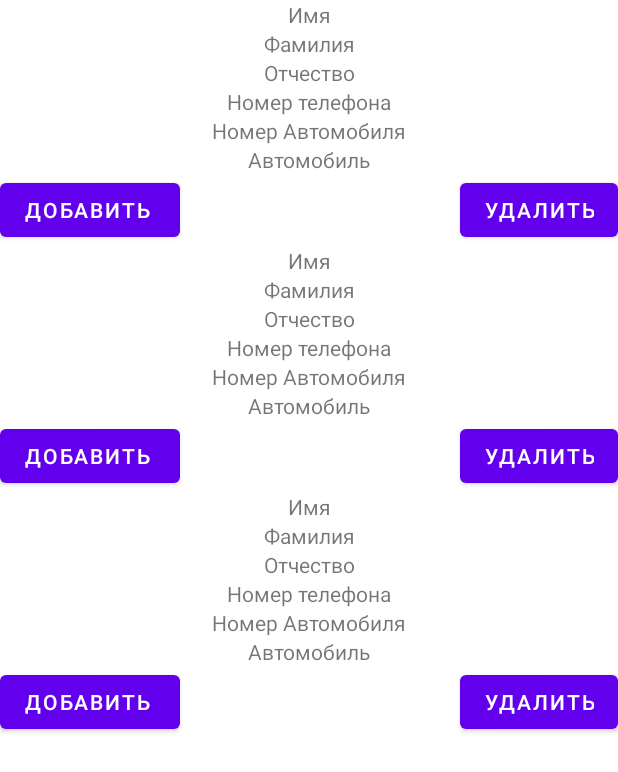
After one commit to IAlwaysCombined/Taxi_app_admin, an Android app: the layout fragment_order.xml on its own in the app's theme, with its tools: preview values and no code run, on a phone screen of 412 x 824 dp. The commit adds this screen. Shown: the top 772 px of the screen. Run offline under Robolectric (Android 15) with nearby library versions, the phone set to English and light mode, and no system bars.

Commit message:
Add recycler

```diff
--- /dev/null
+++ b/app/src/main/java/com/example/taxi_app_admin/utilites/const.kt
@@ -0,0 +1,5 @@
+package com.example.taxi_app_admin.utilites
+
+import com.example.taxi_app_admin.MainActivity
+
+lateinit var APP_ACTIVITY: MainActivity
--- /dev/null
+++ b/app/src/main/res/layout/fragment_order.xml
@@ -0,0 +1,17 @@
+<?xml version="1.0" encoding="utf-8"?>
+<androidx.constraintlayout.widget.ConstraintLayout xmlns:android="http://schemas.android.com/apk/res/android"
+    xmlns:tools="http://schemas.android.com/tools"
+    android:layout_width="match_parent"
+    android:layout_height="match_parent"
+    xmlns:app="http://schemas.android.com/apk/res-auto"
+    tools:context=".ui.fragments.OrderFragment">
+
+    <androidx.recyclerview.widget.RecyclerView
+        android:id="@+id/driver"
+        android:layout_width="match_parent"
+        android:layout_height="match_parent"
+        app:layoutManager="androidx.recyclerview.widget.LinearLayoutManager"
+        tools:listitem="@layout/item_order"
+        />
+
+</androidx.constraintlayout.widget.ConstraintLayout>
--- /dev/null
+++ b/app/src/main/res/layout/item_order.xml
@@ -0,0 +1,76 @@
+<?xml version="1.0" encoding="utf-8"?>
+<androidx.constraintlayout.widget.ConstraintLayout xmlns:android="http://schemas.android.com/apk/res/android"
+    android:layout_width="match_parent"
+    android:layout_height="wrap_content"
+    xmlns:app="http://schemas.android.com/apk/res-auto">
+
+    <TextView
+        android:id="@+id/name"
+        android:layout_width="wrap_content"
+        android:layout_height="wrap_content"
+        android:text="Имя"
+        app:layout_constraintTop_toTopOf="parent"
+        app:layout_constraintStart_toStartOf="parent"
+        app:layout_constraintEnd_toEndOf="parent"/>
+
+    <TextView
+        android:id="@+id/surname"
+        android:layout_width="wrap_content"
+        android:layout_height="wrap_content"
+        android:text="Фамилия"
+        app:layout_constraintTop_toBottomOf="@id/name"
+        app:layout_constraintStart_toStartOf="parent"
+        app:layout_constraintEnd_toEndOf="parent" />
+
+    <TextView
+        android:id="@+id/last_name"
+        android:layout_width="wrap_content"
+        android:layout_height="wrap_content"
+        android:text="Отчество"
+        app:layout_constraintTop_toBottomOf="@id/surname"
+        app:layout_constraintStart_toStartOf="parent"
+        app:layout_constraintEnd_toEndOf="parent"/>
+
+    <TextView
+        android:id="@+id/phone_number"
+        android:layout_width="wrap_content"
+        android:layout_height="wrap_content"
+        android:text="Номер телефона"
+        app:layout_constraintTop_toBottomOf="@id/last_name"
+        app:layout_constraintStart_toStartOf="parent"
+        app:layout_constraintEnd_toEndOf="parent"/>
+
+    <TextView
+        android:id="@+id/car_number"
+        android:layout_width="wrap_content"
+        android:layout_height="wrap_content"
+        android:text="Номер Автомобиля"
+        app:layout_constraintTop_toBottomOf="@id/phone_number"
+        app:layout_constraintStart_toStartOf="parent"
+        app:layout_constraintEnd_toEndOf="parent"/>
+
+    <TextView
+        android:id="@+id/car"
+        android:layout_width="wrap_content"
+        android:layout_height="wrap_content"
+        android:text="Автомобиль"
+        app:layout_constraintTop_toBottomOf="@id/car_number"
+        app:layout_constraintStart_toStartOf="parent"
+        app:layout_constraintEnd_toEndOf="parent"/>
+
+    <Button
+        android:id="@+id/add"
+        android:layout_width="wrap_content"
+        android:layout_height="wrap_content"
+        app:layout_constraintTop_toBottomOf="@id/car"
+        app:layout_constraintStart_toStartOf="parent"
+        android:text="Добавить "/>
+
+    <Button
+        android:id="@+id/delete"
+        android:layout_width="wrap_content"
+        android:layout_height="wrap_content"
+        app:layout_constraintTop_toBottomOf="@id/car"
+        app:layout_constraintEnd_toEndOf="parent"
+        android:text="Удалить"/>
+</androidx.constraintlayout.widget.ConstraintLayout>
--- a/app/src/main/res/values/strings.xml
+++ b/app/src/main/res/values/strings.xml
@@ -1,3 +1,5 @@
 <resources>
     <string name="app_name">Taxi_app_admin</string>
+    <!-- TODO: Remove or change this placeholder text -->
+    <string name="hello_blank_fragment">Hello blank fragment</string>
 </resources>
```
Also changed, not shown: app/build.gradle (+9 -2 lines), app/src/main/java/com/example/taxi_app_admin/MainActivity.kt (+17 -1 lines), app/src/main/java/com/example/taxi_app_admin/ui/AppDrawer.kt (added, +27 -0 lines), app/src/main/java/com/example/taxi_app_admin/ui/fragments/DataDriverFragment.kt (added, +13 -0 lines), app/src/main/java/com/example/taxi_app_admin/ui/fragments/OrderFragment.kt (added, +13 -0 lines), app/src/main/java/com/example/taxi_app_admin/ui/fragments/StaticFragment.kt (added, +12 -0 lines), app/src/main/java/com/example/taxi_app_admin/utilites/func.kt (added, +45 -0 lines), app/src/main/res/drawable/ic_baseline_accessibility_24.xml (added, +10 -0 lines), app/src/main/res/drawable/ic_baseline_data_usage_24.xml (added, +10 -0 lines), app/src/main/res/drawable/ic_baseline_list_24.xml (added, +10 -0 lines), app/src/main/res/layout/activity_main.xml (+16 -0 lines), app/src/main/res/layout/fragment_data_driver.xml (added, +17 -0 lines), app/src/main/res/layout/fragment_static.xml (added, +16 -0 lines), app/src/main/res/layout/item_driver.xml (added, +60 -0 lines), 2 more files.
